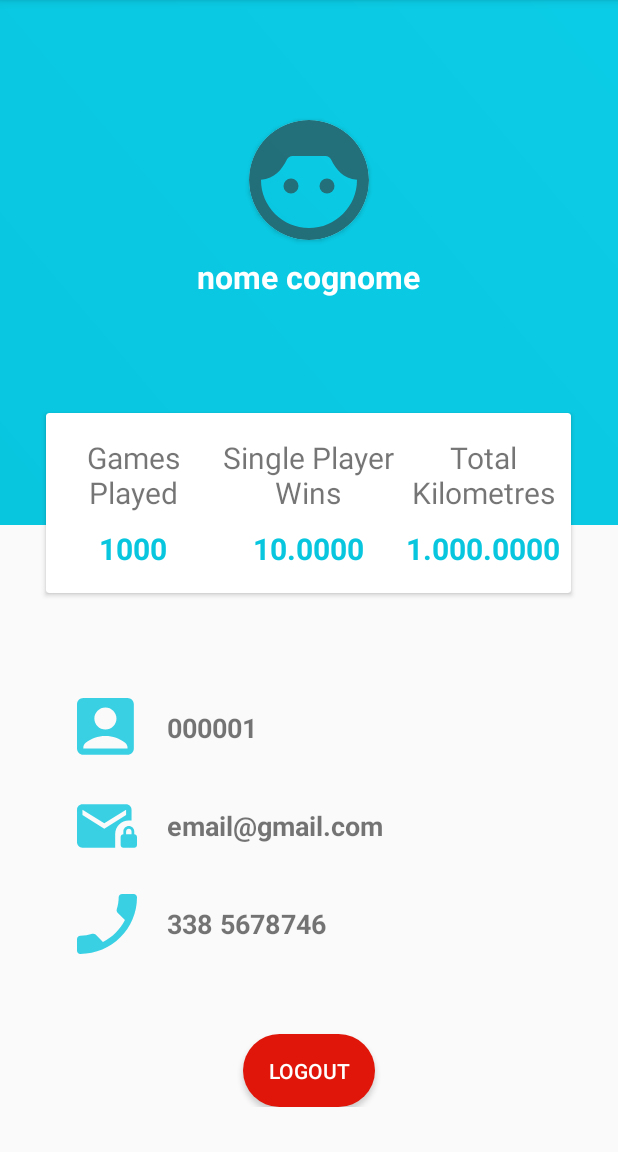
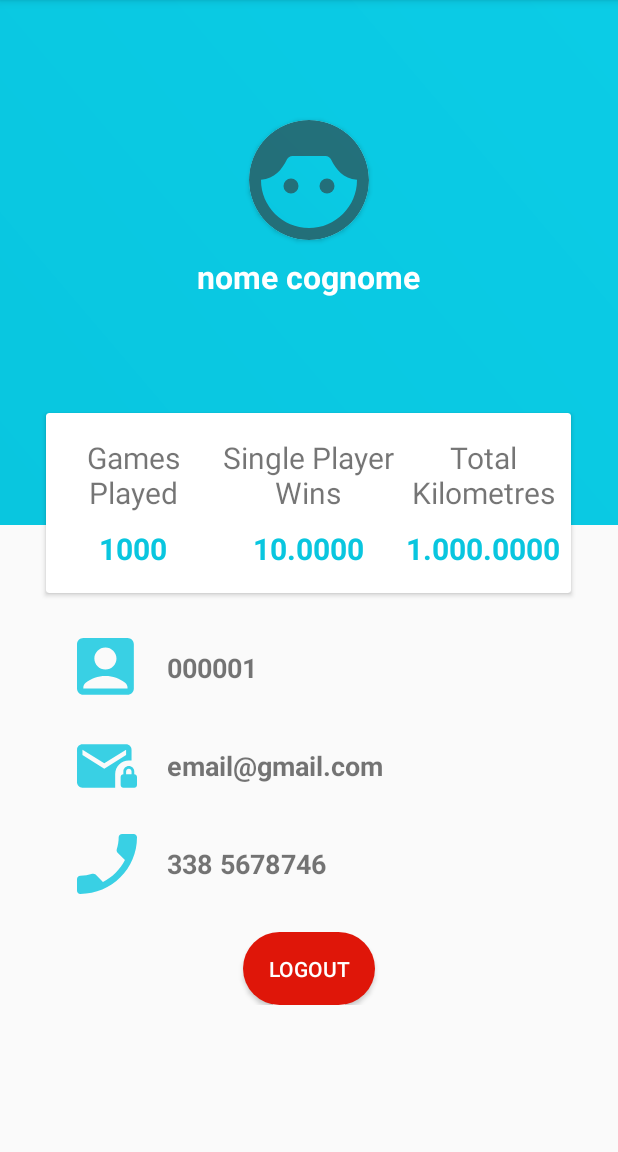
Before and after one commit to giallu4/GeoGuess, an Android app: the ProfileActivity screen opened directly, with no data from a screen before it, on a phone screen of 412 x 824 dp, the part 84-1236 px from its top. Run offline under Robolectric (Android 15) with nearby library versions, the phone set to English and light mode, and no system bars; our stand-ins replace Volley; network calls fail; pictures from the network do not load; 1 statement that could not run was skipped.

Commit message:
Last UI fix on profile + camera implementation

```diff
--- a/app/src/main/AndroidManifest.xml
+++ b/app/src/main/AndroidManifest.xml
@@ -5,6 +5,9 @@
     <uses-permission android:name="android.permission.ACCESS_FINE_LOCATION" />
     <uses-permission android:name="android.permission.ACCESS_COARSE_LOCATION" />
     <uses-permission android:name="android.permission.INTERNET" />
+
+    <uses-feature android:name="android.hardware.camera"
+        android:required="false" />
 
     <application
         android:allowBackup="false"
--- a/app/src/main/java/com/application/geoguess/GameActivity.kt
+++ b/app/src/main/java/com/application/geoguess/GameActivity.kt
@@ -228,7 +228,7 @@ open class GameActivity : AppCompatActivity(), OnMapReadyCallback, MapboxMap.OnM
             if (isSinglePlayerGame) {
                 gamePlayed += 1
                 val distanceForWin = getDistanceBetweenTargetAndGuess(playerOne)
-                if (distanceForWin.split(",").size == 1){
+                if (distanceForWin.split(".").size == 1){
                     singleWins += 1
                     Snackbar.make(findViewById(android.R.id.content),
                         resources.getString(R.string.player_guess_distance_won,
--- a/app/src/main/java/com/application/geoguess/MainActivity.kt
+++ b/app/src/main/java/com/application/geoguess/MainActivity.kt
@@ -124,6 +124,8 @@ class MainActivity : AppCompatActivity(), View.OnClickListener {
             currentUserGoogleSurname = account.familyName
             currentUserGoogleID = account.id
             currentUserGooglePhoto = account.photoUrl
+            viewswitch.reset()
+            viewswitch.showNext()
             updateLoginUI()
         }
     }
--- a/app/src/main/res/layout/main_activity_layout.xml
+++ b/app/src/main/res/layout/main_activity_layout.xml
@@ -61,7 +61,7 @@
                 android:clickable="true"
                 android:soundEffectsEnabled="false"
                 android:textColor="#FF9800"
-                android:textSize="20sp"
+                android:textSize="18sp"
                 android:focusable="true" />
 
         </LinearLayout>
@@ -100,7 +100,7 @@
                 android:layout_width="wrap_content"
                 android:layout_height="wrap_content"
                 android:layout_gravity="center_horizontal"
-                android:layout_marginBottom="200dp"
+                android:layout_marginBottom="130dp"
                 android:gravity="center_horizontal"
                 android:text="@string/game_description"
                 android:textStyle="bold|italic"
--- a/app/src/main/res/layout/profile_activity_layout.xml
+++ b/app/src/main/res/layout/profile_activity_layout.xml
@@ -1,8 +1,14 @@
 <?xml version="1.0" encoding="utf-8"?>
-<LinearLayout xmlns:android="http://schemas.android.com/apk/res/android"
-    xmlns:tools="http://schemas.android.com/tools"
+<ScrollView xmlns:android="http://schemas.android.com/apk/res/android"
     android:layout_width="match_parent"
     android:layout_height="match_parent"
+    android:layout_weight="1"
+    android:orientation="vertical"
+    android:fillViewport="true">
+
+<LinearLayout xmlns:tools="http://schemas.android.com/tools"
+    android:layout_width="match_parent"
+    android:layout_height="wrap_content"
     tools:context=".ProfileActivity"
     android:background="@color/graylight"
     android:orientation="vertical">
@@ -171,7 +177,7 @@
         android:layout_height="wrap_content"
         android:orientation="vertical"
         android:layout_gravity="center"
-        android:layout_marginTop="60dp">
+        android:layout_marginTop="20dp">
         <LinearLayout
             android:orientation="horizontal"
             android:paddingLeft="25dp"
@@ -254,24 +260,19 @@
                 android:textStyle="bold"></TextView>
         </LinearLayout>
 
-    </LinearLayout>
-
-    <LinearLayout
-        android:layout_width="fill_parent"
-        android:layout_height="fill_parent"
-        android:orientation="vertical"
-        android:layout_gravity="bottom"
-        android:gravity="bottom|center_horizontal"
-        android:paddingBottom="30dp">
-
         <Button
             android:id="@+id/log_out"
             android:layout_width="wrap_content"
             android:layout_height="wrap_content"
+            android:layout_gravity="center|bottom"
             android:background="@drawable/logout_button_style"
             android:text="@string/logout_text"
             android:textColor="#fff"
+            android:layout_marginTop="25dp"
             tools:ignore="TextContrastCheck" />
+
     </LinearLayout>
 
+
 </LinearLayout>
+</ScrollView>
```
Also changed, not shown: app/src/main/java/com/application/geoguess/ProfileActivity.kt (+40 -0 lines).
